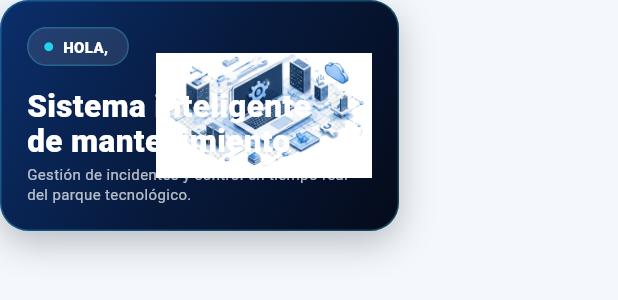
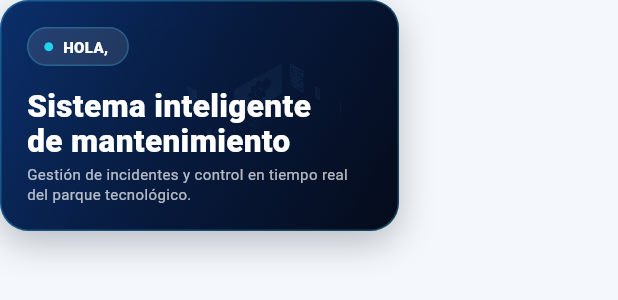
Before and after one commit to suleysuarez/MANTIX, a Flutter app: the _WelcomeHero widget shown alone on an empty page, opened directly with empty values, on a phone screen of 412 x 824 dp. Shown: the top 300 px of the screen. Run offline on Flutter 3.47's test engine with Material 3 defaults, Android fonts, the phone set to English and light mode, and no system bars; our stand-ins replace bloc, dio, equatable, flutter_bloc, flutter_secure_storage, go_router; accounts and stored records are empty; network calls fail.

Commit message:
fix(mobile): wrap dashboard image filters in ColorFiltered

```diff
--- a/MOVIL/lib/features/home/presentation/dashboard_screen.dart
+++ b/MOVIL/lib/features/home/presentation/dashboard_screen.dart
@@ -412,21 +412,23 @@ class _BrandWordmark extends StatelessWidget {
   final double fontSize;
 
   @override
-  Widget build(BuildContext context) => Image.asset(
-    'assets/images/branding/mantix.webp',
-    width: fontSize >= 27 ? 142 : 132,
-    height: 38,
-    fit: BoxFit.contain,
+  Widget build(BuildContext context) => ColorFiltered(
     colorFilter: const ColorFilter.matrix([
       1, 0, 0, 0, 0,
       0, 1, 0, 0, 0,
       0, 0, 1, 0, 0,
       -1, -1, -1, 1, 2,
     ]),
+    child: Image.asset(
+      'assets/images/branding/mantix.webp',
+      width: fontSize >= 27 ? 142 : 132,
+      height: 38,
+      fit: BoxFit.contain,
       alignment: Alignment.centerLeft,
       errorBuilder: (context, error, stackTrace) => const Text(
         'MANTIX',
         style: TextStyle(color: Colors.white, fontSize: 23, fontWeight: FontWeight.w900),
+      ),
     ),
   );
 }
@@ -459,20 +461,22 @@ class _WelcomeHero extends StatelessWidget {
             bottom: 4,
             child: SizedBox(
               width: 148,
-              child: Image.asset(
-                'assets/images/dashboard/dashboard-illustration.webp',
-                fit: BoxFit.contain,
+              child: ColorFiltered(
                 colorFilter: const ColorFilter.matrix([
                   1, 0, 0, 0, 0,
                   0, 1, 0, 0, 0,
                   0, 0, 1, 0, 0,
                   -1, -1, -1, 1, 2,
                 ]),
+                child: Image.asset(
+                  'assets/images/dashboard/dashboard-illustration.webp',
+                  fit: BoxFit.contain,
                   alignment: Alignment.centerRight,
                   errorBuilder: (context, error, stackTrace) => Icon(
                     Icons.memory_rounded,
                     size: 112,
                     color: AppColors.sky.withValues(alpha: 0.45),
+                  ),
                 ),
               ),
             ),
```
Lines whose indentation alone changed are shown as unchanged.
